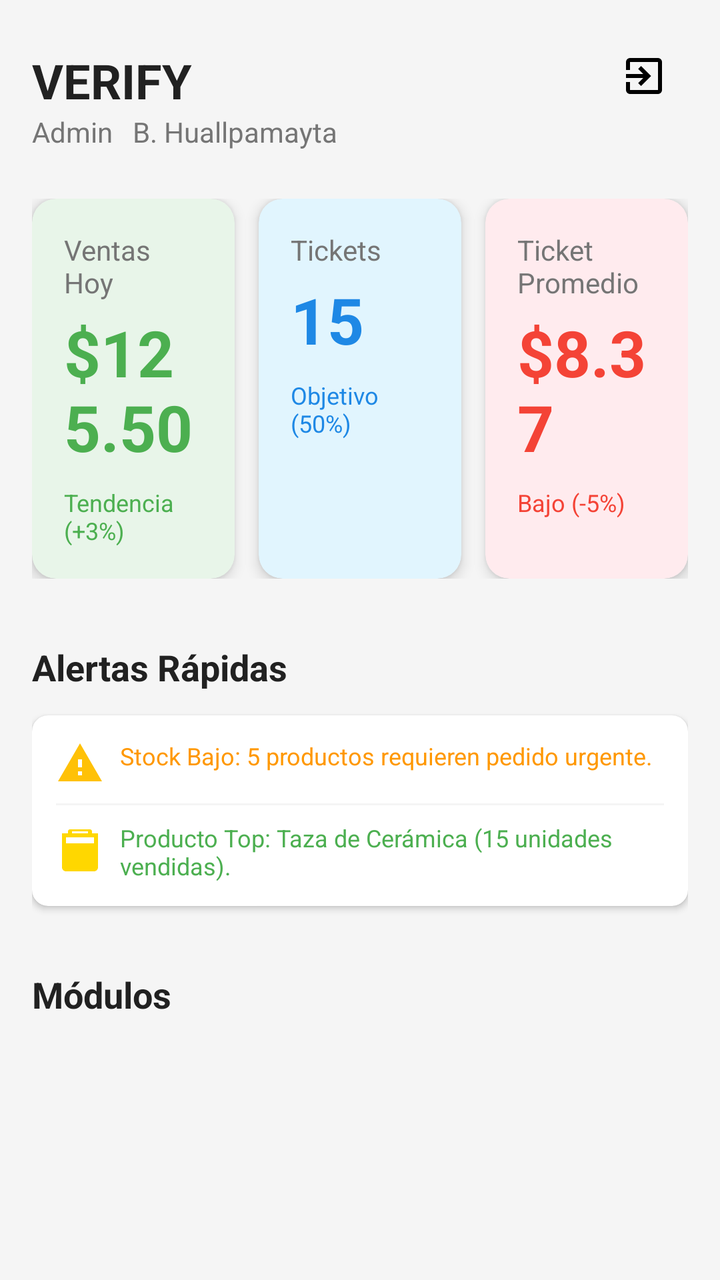
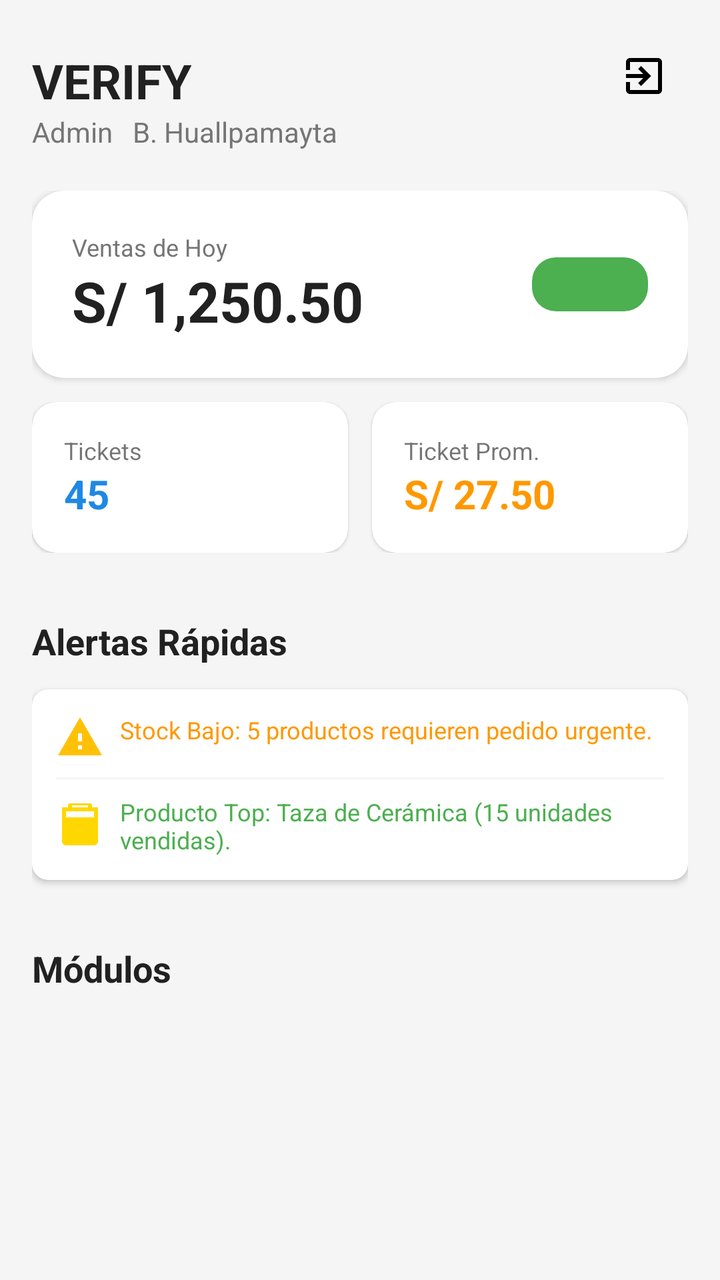

Two renders of the same Android screen: before a commit and after it. Below are the layout's source before the change and the commit's diff.
<!-- AndroidManifest.xml: application theme Theme.VERIFY -->
<!-- res/layout/activity_dashboard.xml -->
<?xml version="1.0" encoding="utf-8"?>
<androidx.constraintlayout.widget.ConstraintLayout xmlns:android="http://schemas.android.com/apk/res/android"
    xmlns:app="http://schemas.android.com/apk/res-auto"
    xmlns:tools="http://schemas.android.com/tools"
    android:layout_width="match_parent"
    android:layout_height="match_parent"
    android:background="#F5F5F5"
    android:padding="16dp"
    android:fitsSystemWindows="true"
    tools:context=".UI.Dashboard.Dashboard">

    <TextView
        android:id="@+id/tv_app_title"
        android:layout_width="wrap_content"
        android:layout_height="wrap_content"
        android:layout_marginTop="8dp"
        android:text="VERIFY"
        android:textColor="@color/grey_text_dark"
        android:textSize="24sp"
        android:textStyle="bold"
        app:layout_constraintStart_toStartOf="parent"
        app:layout_constraintTop_toTopOf="parent" />

    <LinearLayout
        android:id="@+id/ll_user_role"
        android:layout_width="match_parent"
        android:layout_height="wrap_content"
        android:orientation="horizontal"
        app:layout_constraintStart_toStartOf="parent"
        app:layout_constraintTop_toBottomOf="@+id/tv_app_title">

        <TextView
            android:id="@+id/tv_user_role"
            android:layout_width="wrap_content"
            android:layout_height="wrap_content"
            android:layout_marginEnd="5dp"
            android:text="Admin"
            android:textColor="@color/grey_text_secondary"
            android:textSize="14sp" />

        <TextView
            android:id="@+id/tv_user_name"
            android:layout_width="wrap_content"
            android:layout_height="wrap_content"
            android:layout_marginStart="5dp"
            android:text="B. Huallpamayta"
            android:textColor="@color/grey_text_secondary"
            android:textSize="14sp" />
    </LinearLayout>

    <ImageView
        android:id="@+id/btn_logout"
        android:layout_width="wrap_content"
        android:layout_height="wrap_content"
        android:padding="10dp"
        android:src="@drawable/ic_exit"
        app:layout_constraintEnd_toEndOf="parent"
        app:layout_constraintTop_toTopOf="parent" />


    <LinearLayout
        android:id="@+id/metrics_container"
        android:layout_width="match_parent"
        android:layout_height="wrap_content"
        android:layout_marginTop="24dp"
        android:baselineAligned="false"
        android:orientation="horizontal"
        app:layout_constraintTop_toBottomOf="@+id/ll_user_role">

        <androidx.cardview.widget.CardView
            android:layout_width="0dp"
            android:layout_height="wrap_content"
            android:layout_marginEnd="8dp"
            android:layout_weight="1"
            app:cardBackgroundColor="@color/background_card_success"
            app:cardCornerRadius="12dp"
            app:cardElevation="4dp">

            <LinearLayout
                android:layout_width="match_parent"
                android:layout_height="wrap_content"
                android:orientation="vertical"
                android:padding="16dp">

                <TextView
                    android:layout_width="wrap_content"
                    android:layout_height="wrap_content"
                    android:text="Ventas Hoy"
                    android:textColor="@color/grey_text_secondary"
                    android:textSize="14sp" />

                <TextView
                    android:id="@+id/tv_sales_today"
                    android:layout_width="wrap_content"
                    android:layout_height="wrap_content"
                    android:layout_marginTop="4dp"
                    android:text="$125.50"
                    android:textColor="@color/semantic_success_green"
                    android:textSize="32sp"
                    android:textStyle="bold" />

                <TextView
                    android:layout_width="wrap_content"
                    android:layout_height="wrap_content"
                    android:layout_marginTop="8dp"
                    android:text="Tendencia (+3%)"
                    android:textColor="@color/semantic_success_green"
                    android:textSize="12sp" />
            </LinearLayout>
        </androidx.cardview.widget.CardView>

        <androidx.cardview.widget.CardView
            android:layout_width="0dp"
            android:layout_height="match_parent"
            android:layout_marginStart="4dp"
            android:layout_marginEnd="4dp"
            android:layout_weight="1"
            app:cardBackgroundColor="@color/background_card_info"
            app:cardCornerRadius="12dp"
            app:cardElevation="4dp">

            <LinearLayout
                android:layout_width="match_parent"
                android:layout_height="wrap_content"
                android:orientation="vertical"
                android:padding="16dp">

                <TextView
                    android:layout_width="wrap_content"
                    android:layout_height="wrap_content"
                    android:text="Tickets"
                    android:textColor="@color/grey_text_secondary"
                    android:textSize="14sp" />

                <TextView
                    android:id="@+id/tv_tickets_count"
                    android:layout_width="wrap_content"
                    android:layout_height="wrap_content"
                    android:layout_marginTop="4dp"
                    android:text="15"
                    android:textColor="@color/blue_corporative_primary"
                    android:textSize="32sp"
                    android:textStyle="bold" />

                <TextView
                    android:layout_width="wrap_content"
                    android:layout_height="wrap_content"
                    android:layout_marginTop="8dp"
                    android:text="Objetivo (50%)"
                    android:textColor="@color/blue_corporative_primary"
                    android:textSize="12sp" />
            </LinearLayout>
        </androidx.cardview.widget.CardView>

        <androidx.cardview.widget.CardView
            android:layout_width="0dp"
            android:layout_height="match_parent"
            android:layout_marginStart="8dp"
            android:layout_weight="1"
            app:cardBackgroundColor="@color/background_card_error"
            app:cardCornerRadius="12dp"
            app:cardElevation="4dp">

            <LinearLayout
                android:layout_width="match_parent"
                android:layout_height="wrap_content"
                android:orientation="vertical"
                android:padding="16dp">

                <TextView
                    android:layout_width="wrap_content"
                    android:layout_height="wrap_content"
                    android:text="Ticket Promedio"
                    android:textColor="@color/grey_text_secondary"
                    android:textSize="14sp" />

                <TextView
                    android:id="@+id/tv_average_ticket"
                    android:layout_width="wrap_content"
                    android:layout_height="wrap_content"
                    android:layout_marginTop="4dp"
                    android:text="$8.37"
                    android:textColor="@color/semantic_error_red"
                    android:textSize="32sp"
                    android:textStyle="bold" />

                <TextView
                    android:layout_width="wrap_content"
                    android:layout_height="wrap_content"
                    android:layout_marginTop="8dp"
                    android:text="Bajo (-5%)"
                    android:textColor="@color/semantic_error_red"
                    android:textSize="12sp" />
            </LinearLayout>
        </androidx.cardview.widget.CardView>
    </LinearLayout>

    <TextView
        android:id="@+id/tv_alerts_title"
        android:layout_width="wrap_content"
        android:layout_height="wrap_content"
        android:layout_marginTop="32dp"
        android:text="Alertas Rápidas"
        android:textColor="@color/grey_text_dark"
        android:textSize="18sp"
        android:textStyle="bold"
        app:layout_constraintStart_toStartOf="parent"
        app:layout_constraintTop_toBottomOf="@+id/metrics_container" />

    <androidx.cardview.widget.CardView
        android:id="@+id/card_alerts"
        android:layout_width="match_parent"
        android:layout_height="wrap_content"
        android:layout_marginTop="12dp"
        app:cardBackgroundColor="@color/white_pure"
        app:cardCornerRadius="8dp"
        app:cardElevation="2dp"
        app:layout_constraintTop_toBottomOf="@+id/tv_alerts_title">

        <LinearLayout
            android:layout_width="match_parent"
            android:layout_height="wrap_content"
            android:orientation="vertical"
            android:padding="12dp">

            <TextView
                android:layout_width="match_parent"
                android:layout_height="wrap_content"
                android:layout_marginBottom="4dp"
                android:drawableStart="@drawable/ic_alert"
                android:drawablePadding="8dp"
                android:text="Stock Bajo: 5 productos requieren pedido urgente."
                android:textColor="@color/semantic_warning_orange"
                android:textSize="12sp" />

            <View
                android:layout_width="match_parent"
                android:layout_height="1dp"
                android:layout_marginVertical="4dp"
                android:background="@color/grey_background_app" />

            <TextView
                android:layout_width="match_parent"
                android:layout_height="wrap_content"
                android:layout_marginTop="4dp"
                android:drawableStart="@drawable/ic_trophy"
                android:drawablePadding="8dp"
                android:text="Producto Top: Taza de Cerámica (15 unidades vendidas)."
                android:textColor="@color/semantic_success_green"
                android:textSize="12sp" />

        </LinearLayout>
    </androidx.cardview.widget.CardView>


    <TextView
        android:id="@+id/tv_modules_title"
        android:layout_width="wrap_content"
        android:layout_height="wrap_content"
        android:layout_marginTop="32dp"
        android:text="Módulos"
        android:textColor="@color/grey_text_dark"
        android:textSize="18sp"
        android:textStyle="bold"
        app:layout_constraintStart_toStartOf="parent"
        app:layout_constraintTop_toBottomOf="@+id/card_alerts" />


    <androidx.recyclerview.widget.RecyclerView
        android:id="@+id/rvMenu"
        android:layout_width="match_parent"
        android:layout_height="0dp"
        android:layout_marginTop="8dp"
        android:fillViewport="true"
        android:scrollbars="none"
        app:layout_constraintBottom_toBottomOf="parent"
        app:layout_constraintEnd_toEndOf="parent"
        app:layout_constraintStart_toStartOf="parent"
        app:layout_constraintTop_toBottomOf="@+id/tv_modules_title" />
</androidx.constraintlayout.widget.ConstraintLayout>
<!-- resources referenced by this layout -->
<resources>
  <color name="background_card_error">#FFEBEE</color>
  <color name="background_card_info">#E1F5FE</color>
  <color name="background_card_success">#E8F5E9</color>
  <color name="blue_corporative_primary">#1E88E5</color>
  <color name="grey_background_app">#F5F5F5</color>
  <color name="grey_text_dark">#212121</color>
  <color name="grey_text_secondary">#757575</color>
  <color name="semantic_error_red">#F44336</color>
  <color name="semantic_success_green">#4CAF50</color>
  <color name="semantic_warning_orange">#FF9800</color>
  <color name="white_pure">#FFFFFF</color>
  <!-- drawable ic_alert (drawable) -->
  <?xml version="1.0" encoding="utf-8"?>
  <vector xmlns:android="http://schemas.android.com/apk/res/android"
      android:width="24dp"
      android:height="24dp"
      android:viewportWidth="24"
      android:viewportHeight="24">
      <path
          android:fillColor="#FFC107"
          android:pathData="M1,21L23,21L12,2L1,21ZM13,18L11,18L11,16L13,16L13,18ZM13,14L11,14L11,10L13,10L13,14Z"/>
  </vector>
  <!-- drawable ic_exit (drawable) -->
  <vector xmlns:android="http://schemas.android.com/apk/res/android" android:autoMirrored="true" android:height="24dp" android:tint="#000000" android:viewportHeight="960" android:viewportWidth="960" android:width="24dp">
        
      <path android:fillColor="@android:color/white" android:pathData="M200,840Q167,840 143.5,816.5Q120,793 120,760L120,600L200,600L200,760Q200,760 200,760Q200,760 200,760L760,760Q760,760 760,760Q760,760 760,760L760,200Q760,200 760,200Q760,200 760,200L200,200Q200,200 200,200Q200,200 200,200L200,360L120,360L120,200Q120,167 143.5,143.5Q167,120 200,120L760,120Q793,120 816.5,143.5Q840,167 840,200L840,760Q840,793 816.5,816.5Q793,840 760,840L200,840ZM420,680L364,622L466,520L120,520L120,440L466,440L364,338L420,280L620,480L420,680Z"/>
      
  </vector>
  <!-- drawable ic_trophy (drawable) -->
  <?xml version="1.0" encoding="utf-8"?>
  <vector xmlns:android="http://schemas.android.com/apk/res/android"
      android:width="24dp"
      android:height="24dp"
      android:viewportWidth="24"
      android:viewportHeight="24">
      <path
          android:fillColor="#FFD700"
          android:pathData="M5,22H19C20.1,22 21,21.1 21,20L21,3L18,3L18,2C18,1.45 17.55,1 17,1H7C6.45,1 6,1.45 6,2L6,3L3,3L3,20C3,21.1 3.9,22 5,22ZM8,2L16,2L16,3L8,3L8,2ZM5,5L19,5L19,8L5,8L5,5ZM5,20L19,20L19,10L5,10L5,20Z"/>
  </vector>
  <style name="Theme.VERIFY" parent="Base.Theme.VERIFY" />
  <style name="Base.Theme.VERIFY" parent="Theme.MaterialComponents.Light.NoActionBar">
          <item name="colorPrimary">@color/blue_corporative_primary</item>
          <item name="colorPrimaryDark">@color/blue_corporative_primary</item>
          <item name="colorAccent">@color/blue_corporative_primary</item>
  
          <item name="android:statusBarColor">@color/blue_corporative_primary</item>
          <item name="android:windowLightStatusBar">false</item>
          <item name="android:windowDrawsSystemBarBackgrounds">true</item>
          <item name="android:windowTranslucentStatus">false</item>
  
          <item name="android:textColorPrimary">@color/grey_text_dark</item>
  
          <item name="bottomSheetDialogTheme">@style/CustomBottomSheetDialog</item>
      </style>
  <style name="CustomBottomSheetDialog" parent="Theme.Design.Light.BottomSheetDialog">
          <item name="android:windowIsFloating">false</item>
          <item name="bottomSheetStyle">@style/CustomBottomSheetStyle</item>
      </style>
  <style name="CustomBottomSheetStyle" parent="Widget.Design.BottomSheet.Modal">
          <item name="android:background">@drawable/bg_bottom_sheet</item>
          <item name="backgroundTint">@android:color/transparent</item>
      </style>
  <!-- drawable bg_bottom_sheet (drawable) -->
  <shape xmlns:android="http://schemas.android.com/apk/res/android">
      <solid android:color="@color/white_pure" />
      <corners android:topLeftRadius="20dp" android:topRightRadius="20dp" />
  </shape>
</resources>

<!-- the commit's change to res/layout/activity_dashboard.xml (unified diff, before → after) -->
@@ -5,8 +5,8 @@
     android:layout_width="match_parent"
     android:layout_height="match_parent"
     android:background="#F5F5F5"
+    android:fitsSystemWindows="true"
     android:padding="16dp"
-    android:fitsSystemWindows="true"
     tools:context=".UI.Dashboard.Dashboard">
 
     <TextView
@@ -58,142 +58,134 @@
         app:layout_constraintTop_toTopOf="parent" />
 
 
-    <LinearLayout
-        android:id="@+id/metrics_container"
-        android:layout_width="match_parent"
-        android:layout_height="wrap_content"
-        android:layout_marginTop="24dp"
-        android:baselineAligned="false"
-        android:orientation="horizontal"
+    <androidx.constraintlayout.widget.ConstraintLayout
+        android:id="@+id/metrics_grid"
+        android:layout_width="match_parent"
+        android:layout_height="wrap_content"
+        android:layout_marginTop="20dp"
         app:layout_constraintTop_toBottomOf="@+id/ll_user_role">
 
         <androidx.cardview.widget.CardView
-            android:layout_width="0dp"
-            android:layout_height="wrap_content"
-            android:layout_marginEnd="8dp"
-            android:layout_weight="1"
-            app:cardBackgroundColor="@color/background_card_success"
-            app:cardCornerRadius="12dp"
-            app:cardElevation="4dp">
+            android:id="@+id/card_main_sales"
+            android:layout_width="match_parent"
+            android:layout_height="wrap_content"
+            app:cardBackgroundColor="@color/white_pure"
+            app:cardCornerRadius="16dp"
+            app:cardElevation="2dp"
+            app:layout_constraintTop_toTopOf="parent">
 
             <LinearLayout
                 android:layout_width="match_parent"
                 android:layout_height="wrap_content"
-                android:orientation="vertical"
-                android:padding="16dp">
+                android:gravity="center_vertical"
+                android:orientation="horizontal"
+                android:padding="20dp">
+
+                <LinearLayout
+                    android:layout_width="0dp"
+                    android:layout_height="wrap_content"
+                    android:layout_weight="1"
+                    android:orientation="vertical">
+
+                    <TextView
+                        android:layout_width="wrap_content"
+                        android:layout_height="wrap_content"
+                        android:text="Ventas de Hoy"
+                        android:textColor="@color/grey_text_secondary"
+                        android:textSize="12sp" />
+
+                    <TextView
+                        android:layout_width="wrap_content"
+                        android:layout_height="wrap_content"
+                        android:id="@+id/tv_sales_today"
+                        android:text="S/ 1,250.50"
+                        android:textColor="@color/grey_text_dark"
+                        android:textSize="28sp"
+                        android:textStyle="bold" />
+                </LinearLayout>
 
                 <TextView
                     android:layout_width="wrap_content"
                     android:layout_height="wrap_content"
-                    android:text="Ventas Hoy"
-                    android:textColor="@color/grey_text_secondary"
-                    android:textSize="14sp" />
-
-                <TextView
-                    android:id="@+id/tv_sales_today"
-                    android:layout_width="wrap_content"
-                    android:layout_height="wrap_content"
-                    android:layout_marginTop="4dp"
-                    android:text="$125.50"
+                    android:background="@drawable/bg_button_green"
+                    android:paddingHorizontal="12dp"
+                    android:paddingVertical="4dp"
+                    android:text="+15%"
                     android:textColor="@color/semantic_success_green"
-                    android:textSize="32sp"
                     android:textStyle="bold" />
-
-                <TextView
-                    android:layout_width="wrap_content"
-                    android:layout_height="wrap_content"
-                    android:layout_marginTop="8dp"
-                    android:text="Tendencia (+3%)"
-                    android:textColor="@color/semantic_success_green"
-                    android:textSize="12sp" />
             </LinearLayout>
         </androidx.cardview.widget.CardView>
 
-        <androidx.cardview.widget.CardView
-            android:layout_width="0dp"
-            android:layout_height="match_parent"
-            android:layout_marginStart="4dp"
-            android:layout_marginEnd="4dp"
-            android:layout_weight="1"
-            app:cardBackgroundColor="@color/background_card_info"
-            app:cardCornerRadius="12dp"
-            app:cardElevation="4dp">
-
-            <LinearLayout
-                android:layout_width="match_parent"
-                android:layout_height="wrap_content"
-                android:orientation="vertical"
-                android:padding="16dp">
-
-                <TextView
-                    android:layout_width="wrap_content"
-                    android:layout_height="wrap_content"
-                    android:text="Tickets"
-                    android:textColor="@color/grey_text_secondary"
-                    android:textSize="14sp" />
-
-                <TextView
-                    android:id="@+id/tv_tickets_count"
-                    android:layout_width="wrap_content"
-                    android:layout_height="wrap_content"
-                    android:layout_marginTop="4dp"
-                    android:text="15"
-                    android:textColor="@color/blue_corporative_primary"
-                    android:textSize="32sp"
-                    android:textStyle="bold" />
-
-                <TextView
-                    android:layout_width="wrap_content"
-                    android:layout_height="wrap_content"
-                    android:layout_marginTop="8dp"
-                    android:text="Objetivo (50%)"
-                    android:textColor="@color/blue_corporative_primary"
-                    android:textSize="12sp" />
-            </LinearLayout>
-        </androidx.cardview.widget.CardView>
-
-        <androidx.cardview.widget.CardView
-            android:layout_width="0dp"
-            android:layout_height="match_parent"
-            android:layout_marginStart="8dp"
-            android:layout_weight="1"
-            app:cardBackgroundColor="@color/background_card_error"
-            app:cardCornerRadius="12dp"
-            app:cardElevation="4dp">
-
-            <LinearLayout
-                android:layout_width="match_parent"
-                android:layout_height="wrap_content"
-                android:orientation="vertical"
-                android:padding="16dp">
-
-                <TextView
-                    android:layout_width="wrap_content"
-                    android:layout_height="wrap_content"
-                    android:text="Ticket Promedio"
-                    android:textColor="@color/grey_text_secondary"
-                    android:textSize="14sp" />
-
-                <TextView
-                    android:id="@+id/tv_average_ticket"
-                    android:layout_width="wrap_content"
-                    android:layout_height="wrap_content"
-                    android:layout_marginTop="4dp"
-                    android:text="$8.37"
-                    android:textColor="@color/semantic_error_red"
-                    android:textSize="32sp"
-                    android:textStyle="bold" />
-
-                <TextView
-                    android:layout_width="wrap_content"
-                    android:layout_height="wrap_content"
-                    android:layout_marginTop="8dp"
-                    android:text="Bajo (-5%)"
-                    android:textColor="@color/semantic_error_red"
-                    android:textSize="12sp" />
-            </LinearLayout>
-        </androidx.cardview.widget.CardView>
-    </LinearLayout>
+        <LinearLayout
+            android:layout_width="match_parent"
+            android:layout_height="wrap_content"
+            android:layout_marginTop="12dp"
+            android:orientation="horizontal"
+            app:layout_constraintTop_toBottomOf="@id/card_main_sales">
+
+            <androidx.cardview.widget.CardView
+                android:layout_width="0dp"
+                android:layout_height="wrap_content"
+                android:layout_marginEnd="6dp"
+                android:layout_weight="1"
+                app:cardCornerRadius="12dp"
+                app:cardElevation="1dp">
+
+                <LinearLayout
+                    android:layout_width="match_parent"
+                    android:layout_height="wrap_content"
+                    android:orientation="vertical"
+                    android:padding="16dp">
+
+                    <TextView
+                        android:layout_width="wrap_content"
+                        android:layout_height="wrap_content"
+                        android:text="Tickets"
+                        android:textSize="12sp" />
+
+                    <TextView
+                        android:layout_width="wrap_content"
+                        android:layout_height="wrap_content"
+                        android:id="@+id/tv_tickets_count"
+                        android:text="45"
+                        android:textColor="@color/blue_corporative_primary"
+                        android:textSize="20sp"
+                        android:textStyle="bold" />
+                </LinearLayout>
+            </androidx.cardview.widget.CardView>
+
+            <androidx.cardview.widget.CardView
+                android:layout_width="0dp"
+                android:layout_height="wrap_content"
+                android:layout_marginStart="6dp"
+                android:layout_weight="1"
+                app:cardCornerRadius="12dp"
+                app:cardElevation="1dp">
+
+                <LinearLayout
+                    android:layout_width="match_parent"
+                    android:layout_height="wrap_content"
+                    android:orientation="vertical"
+                    android:padding="16dp">
+
+                    <TextView
+                        android:layout_width="wrap_content"
+                        android:layout_height="wrap_content"
+                        android:text="Ticket Prom."
+                        android:textSize="12sp" />
+
+                    <TextView
+                        android:layout_width="wrap_content"
+                        android:layout_height="wrap_content"
+                        android:id="@+id/tv_average_ticket"
+                        android:text="S/ 27.50"
+                        android:textColor="@color/semantic_warning_orange"
+                        android:textSize="20sp"
+                        android:textStyle="bold" />
+                </LinearLayout>
+            </androidx.cardview.widget.CardView>
+        </LinearLayout>
+    </androidx.constraintlayout.widget.ConstraintLayout>
 
     <TextView
         android:id="@+id/tv_alerts_title"
@@ -205,7 +197,7 @@
         android:textSize="18sp"
         android:textStyle="bold"
         app:layout_constraintStart_toStartOf="parent"
-        app:layout_constraintTop_toBottomOf="@+id/metrics_container" />
+        app:layout_constraintTop_toBottomOf="@+id/metrics_grid" />
 
     <androidx.cardview.widget.CardView
         android:id="@+id/card_alerts"
<!-- resource entries referenced after the edit -->
@@ -1,16 +1,18 @@
 <!-- resources referenced by this layout -->
 <resources>
-  <color name="background_card_error">#FFEBEE</color>
-  <color name="background_card_info">#E1F5FE</color>
-  <color name="background_card_success">#E8F5E9</color>
   <color name="blue_corporative_primary">#1E88E5</color>
   <color name="grey_background_app">#F5F5F5</color>
   <color name="grey_text_dark">#212121</color>
   <color name="grey_text_secondary">#757575</color>
-  <color name="semantic_error_red">#F44336</color>
   <color name="semantic_success_green">#4CAF50</color>
   <color name="semantic_warning_orange">#FF9800</color>
   <color name="white_pure">#FFFFFF</color>
+  <!-- drawable bg_button_green (drawable) -->
+  <?xml version="1.0" encoding="utf-8"?>
+  <shape xmlns:android="http://schemas.android.com/apk/res/android">
+      <solid android:color="@color/green_pos" />
+      <corners android:radius="12dp" />
+  </shape>
   <!-- drawable ic_alert (drawable) -->
   <?xml version="1.0" encoding="utf-8"?>
   <vector xmlns:android="http://schemas.android.com/apk/res/android"
@@ -40,6 +42,7 @@
           android:pathData="M5,22H19C20.1,22 21,21.1 21,20L21,3L18,3L18,2C18,1.45 17.55,1 17,1H7C6.45,1 6,1.45 6,2L6,3L3,3L3,20C3,21.1 3.9,22 5,22ZM8,2L16,2L16,3L8,3L8,2ZM5,5L19,5L19,8L5,8L5,5ZM5,20L19,20L19,10L5,10L5,20Z"/>
   </vector>
   <style name="Theme.VERIFY" parent="Base.Theme.VERIFY" />
+  <color name="green_pos">#4CAF50</color>
   <style name="Base.Theme.VERIFY" parent="Theme.MaterialComponents.Light.NoActionBar">
           <item name="colorPrimary">@color/blue_corporative_primary</item>
           <item name="colorPrimaryDark">@color/blue_corporative_primary</item>
